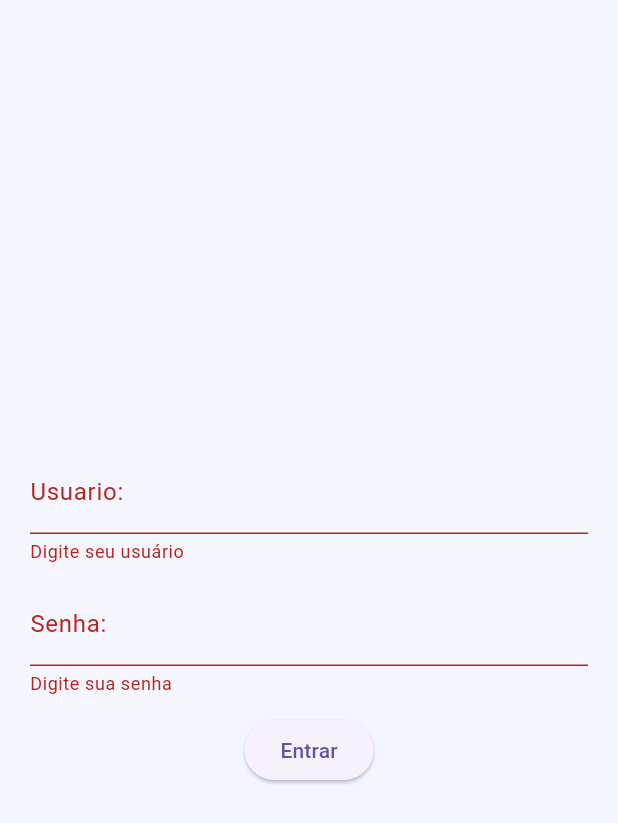
After one commit to djmonteiroo/gestor-projeto-frontend, a Flutter app: the LoginUsuario screen opened directly, after a tap on "Entrar", on a phone screen of 412 x 824 dp. The commit adds this screen. Shown: the top 823 px of the screen. Run offline on Flutter 3.47's test engine with Material 3 defaults, Android fonts, the light colour scheme and no system bars; our stand-ins replace another_flushbar, flutter_dotenv; network calls fail.

Commit message:
Ajuste de impls

```diff
--- a/lib/components/gestaoProjeto/registroColaboradores/editarColaboradorForm.dart
+++ b/lib/components/gestaoProjeto/registroColaboradores/editarColaboradorForm.dart
@@ -22,7 +22,7 @@ class _EditarColaboradorFormState extends State<EditarColaboradorForm> {
   late TextEditingController _codigoController;
   late TextEditingController _colaboradorController;
   late TextEditingController _funcaoController;
-  bool _ativo = false; // Alterado para bool
+  bool _ativo = false;
   List<CargoModel> _listaCargos;
 
   _EditarColaboradorFormState(this._listaCargos);
--- a/lib/components/gestaoProjeto/registroColaboradores/lsRegistroColaborador.dart
+++ b/lib/components/gestaoProjeto/registroColaboradores/lsRegistroColaborador.dart
@@ -255,6 +255,7 @@ class _LsColaboradoresState extends State<LsColaboradores> {
         final matchNome = colaborador.nmColaborador
             .toLowerCase()
             .contains(_filtroNome.toLowerCase());
+
         final matchCargo = colaborador.nmCargo
             .toLowerCase()
             .contains(_filtroCargo.toLowerCase());
--- /dev/null
+++ b/lib/loginUsuario.dart
@@ -0,0 +1,70 @@
+import 'package:dasboard_project/services/autenticacaoUsuario.dart';
+import 'package:flutter/material.dart';
+
+class LoginUsuario extends StatelessWidget {
+  LoginUsuario({Key? key}) : super(key: key);
+
+  final _usuarioController = TextEditingController();
+  final _senhaController = TextEditingController();
+  final _formKey = GlobalKey<FormState>();
+
+  @override
+  Widget build(BuildContext context) {
+    return Scaffold(
+      body: Center(
+        child: SingleChildScrollView(
+          child: Padding(
+            padding: const EdgeInsets.all(20),
+            child: Form(
+              key: _formKey,
+              child: Column(
+                crossAxisAlignment: CrossAxisAlignment.center,
+                children: [
+                  TextFormField(
+                    controller: _usuarioController,
+                    decoration: InputDecoration(
+                      labelText: 'Usuario:',
+                      hintText: 'email@email.com',
+                    ),
+                    validator: (usuario) {
+                      if (usuario == null || usuario.isEmpty) {
+                        return 'Digite seu usuário';
+                      }
+                      return null;
+                    },
+                  ),
+                  SizedBox(height: 12),
+                  TextFormField(
+                    controller: _senhaController,
+                    obscureText: true,
+                    decoration: InputDecoration(
+                      labelText: 'Senha:',
+                      hintText: 'Digite sua senha',
+                    ),
+                    validator: (senha) {
+                      if (senha == null || senha.isEmpty) {
+                        return 'Digite sua senha';
+                      } else if (senha.length < 6) {
+                        return 'Senha Invalida';
+                      }
+                      return null;
+                    },
+                  ),
+                  SizedBox(height: 12),
+                  ElevatedButton(
+                    onPressed: () {
+                      if (_formKey.currentState!.validate()) {
+                        logarUsuario(_usuarioController, _senhaController);
+                      }
+                    },
+                    child: Text('Entrar'),
+                  )
+                ],
+              ),
+            ),
+          ),
+        ),
+      ),
+    );
+  }
+}
--- a/lib/main.dart
+++ b/lib/main.dart
@@ -1,5 +1,6 @@
 import 'package:dasboard_project/config/size_config.dart';
 import 'package:dasboard_project/dasboard.dart';
+import 'package:dasboard_project/loginUsuario.dart';
 import 'package:dasboard_project/style/colors.dart';
 import 'package:flutter/material.dart';
 import 'package:flutter_dotenv/flutter_dotenv.dart';
@@ -22,6 +23,7 @@ class MyApp extends StatelessWidget {
       theme: ThemeData(
           primaryColor: Colors.blue,
           scaffoldBackgroundColor: AppColors.primaryBg),
+      // home: LoginUsuario()
       home: Dashboard(),
     );
   }
--- /dev/null
+++ b/lib/services/autenticacaoUsuario.dart
@@ -0,0 +1,23 @@
+import 'package:flutter/src/widgets/editable_text.dart';
+import 'package:http/http.dart' as http;
+import 'package:flutter_dotenv/flutter_dotenv.dart';
+import 'dart:convert';
+
+String host = dotenv.env['API_URL_AUTENTICACAO'].toString();
+
+String endPointAutenticacao = dotenv.env['ENDPOINT_LOGAR_USUARIO'].toString();
+
+logarUsuario(TextEditingController usuarioController,
+    TextEditingController senhaController) async {
+  var response =
+      await http.post(Uri.parse('$host$endPointAutenticacao'), body: {
+    'userName': usuarioController.text,
+    'password': senhaController.text,
+  });
+
+  if (response.statusCode == 200) {
+    return '';
+  } else {
+    throw Exception("Erro ao realizar login");
+  }
+}
--- a/lib/services/registroColaborador.dart
+++ b/lib/services/registroColaborador.dart
@@ -37,7 +37,7 @@ Future<bool> criarRegistroColaborador(ColaboradorModel colaboradorModel) async {
 Future<List<ColaboradorModel>> consultaLsColaboradores(int ativo) async {
   final response = await http.get(Uri.parse(host +
       endPointConsultarColaboradores +
-      "?idGestor=6&inAtivo=${ativo}")); // Usando o filtro ativo
+      "?idGestor=1&inAtivo=${ativo}")); // Usando o filtro ativo
 
   if (response.statusCode == 200) {
     List<dynamic> jsonResponse =
```
Also changed, not shown: 2 other files.
